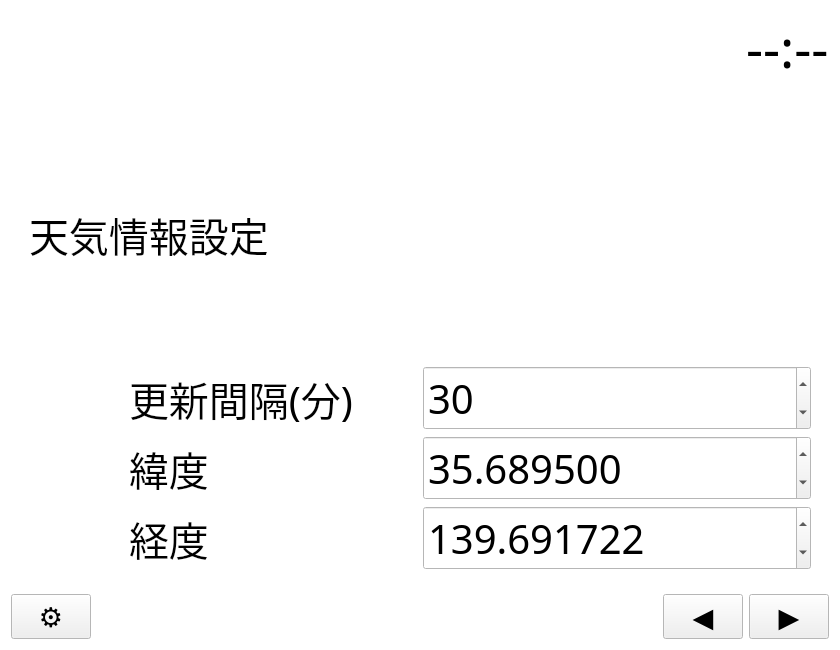
Old version of the form src/ui/form.ui in the repository yuu528/MySignage.
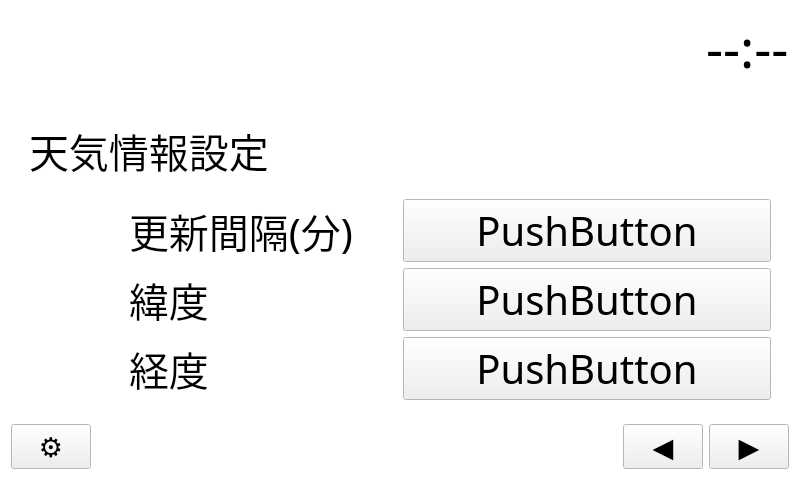
New version of the form. The open tabs and pages were chosen to show the change.

Patch:
```diff
--- a/src/ui/form.ui
+++ b/src/ui/form.ui
@@ -10,6 +10,18 @@
     <height>480</height>
    </rect>
   </property>
+  <property name="minimumSize">
+   <size>
+    <width>800</width>
+    <height>480</height>
+   </size>
+  </property>
+  <property name="maximumSize">
+   <size>
+    <width>800</width>
+    <height>480</height>
+   </size>
+  </property>
   <property name="palette">
    <palette>
     <active>
@@ -489,12 +501,9 @@
               </widget>
              </item>
              <item>
-              <widget class="QSpinBox" name="page3_page1_interval">
-               <property name="minimum">
-                <number>1</number>
-               </property>
-               <property name="value">
-                <number>30</number>
+              <widget class="QPushButton" name="page3_page1_interval">
+               <property name="text">
+                <string>PushButton</string>
                </property>
               </widget>
              </item>
@@ -513,21 +522,9 @@
               </widget>
              </item>
              <item>
-              <widget class="QDoubleSpinBox" name="page3_page1_lat">
-               <property name="decimals">
-                <number>6</number>
-               </property>
-               <property name="minimum">
-                <double>24.165900000000001</double>
-               </property>
-               <property name="maximum">
-                <double>45.332599999999999</double>
-               </property>
-               <property name="singleStep">
-                <double>1.000000000000000</double>
-               </property>
-               <property name="value">
-                <double>35.689500000000002</double>
+              <widget class="QPushButton" name="page3_page1_lat">
+               <property name="text">
+                <string>PushButton</string>
                </property>
               </widget>
              </item>
@@ -546,18 +543,9 @@
               </widget>
              </item>
              <item>
-              <widget class="QDoubleSpinBox" name="page3_page1_lon">
-               <property name="decimals">
-                <number>6</number>
-               </property>
-               <property name="minimum">
-                <double>122.555700000000002</double>
-               </property>
-               <property name="maximum">
-                <double>153.591199999999986</double>
-               </property>
-               <property name="value">
-                <double>139.691721999999999</double>
+              <widget class="QPushButton" name="page3_page1_lon">
+               <property name="text">
+                <string>PushButton</string>
                </property>
               </widget>
              </item>
```
Left out of the diff: 12 changed lines with no effect on the pictures.
